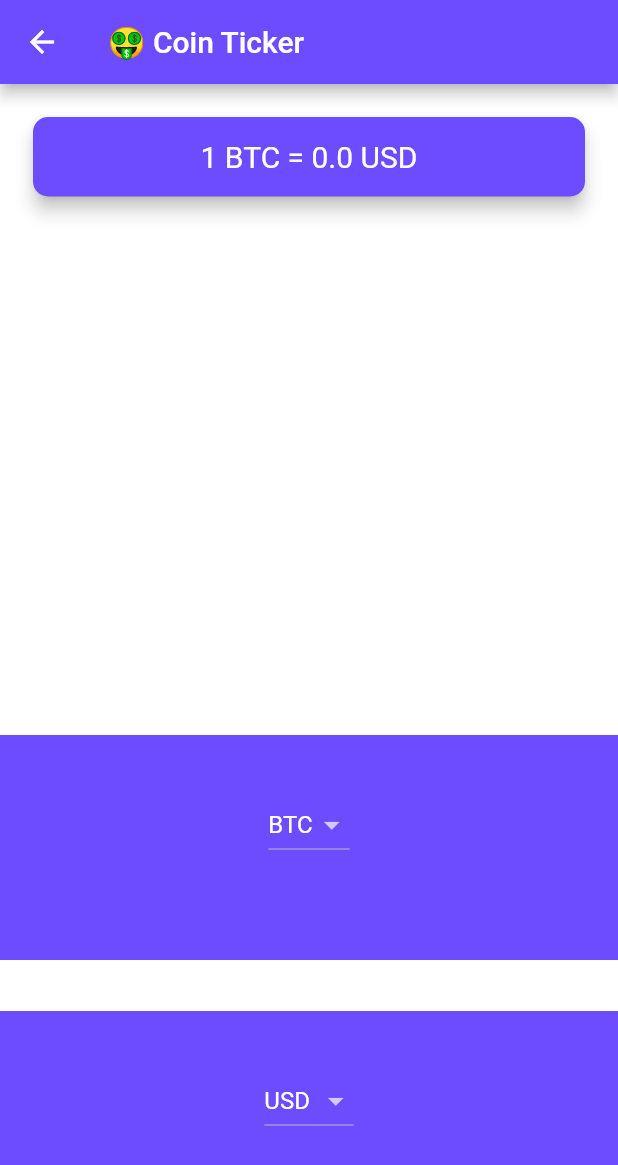
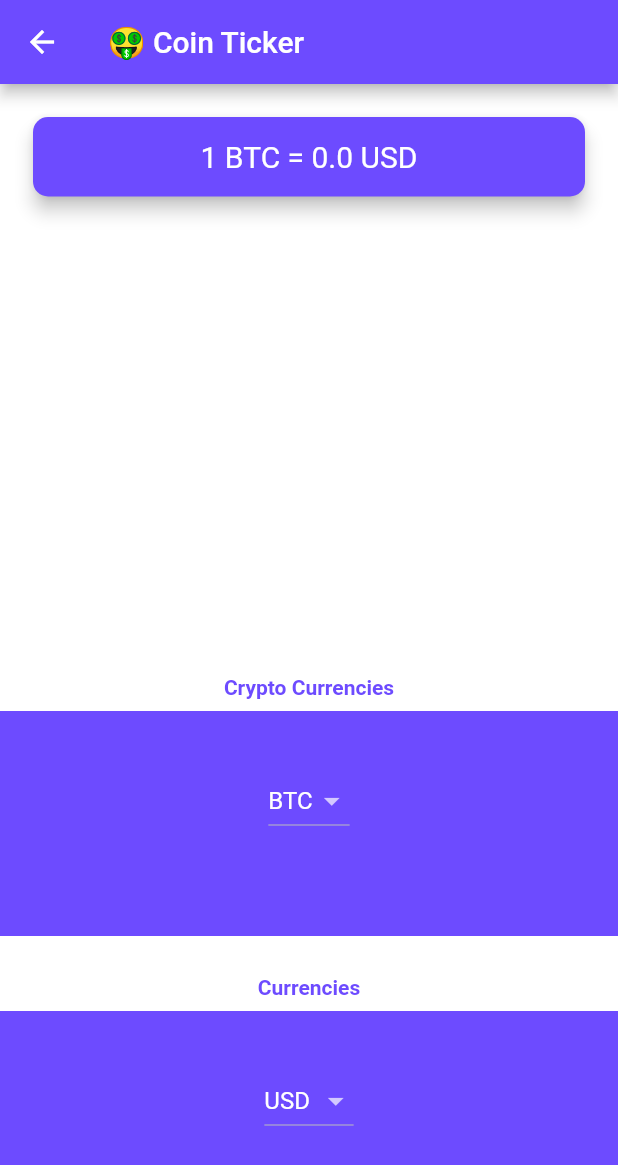
Before and after one commit to Mustafa1993Adnan/bitcoin_tracker, a Flutter app: the PriceScreen screen opened directly, on a phone screen of 412 x 824 dp. Shown: the top 1165 px of the screen. Run offline on Flutter 3.47's test engine with Material 2 defaults, Android fonts, the phone set to English and light mode, and no system bars; our stand-ins replace flutter_spinkit; network calls fail.

Commit message:
First push

```diff
--- /dev/null
+++ b/lib/constants.dart
@@ -0,0 +1,3 @@
+import 'package:flutter/material.dart';
+
+const kPrimaryColor = Color(0xFF6d4bff);
--- a/lib/screens/price_screen.dart
+++ b/lib/screens/price_screen.dart
@@ -1,3 +1,4 @@
+import 'package:bitcoin_tracker/constants.dart';
 import 'package:flutter/cupertino.dart';
 import 'package:flutter/material.dart';
 import '../coin_data.dart';
@@ -145,17 +146,31 @@ class _PriceScreenState extends State<PriceScreen> {
           Column(
             mainAxisAlignment: MainAxisAlignment.spaceBetween,
             children: [
-              Text('Crypto Currencies'),
+              Padding(
+                padding: const EdgeInsets.all(8.0),
+                child: Text(
+                  'Crypto Currencies',
+                  style: TextStyle(
+                      color: kPrimaryColor, fontWeight: FontWeight.bold),
+                ),
+              ),
               Container(
                   height: 150.0,
                   alignment: Alignment.center,
                   padding: EdgeInsets.only(bottom: 30.0),
-                  color: Color(0xFF6d4bff),
+                  color: kPrimaryColor,
                   child: Platform.isIOS ? getIOSCrypto() : getAndroidCrypto()),
               SizedBox(
                 height: 18,
               ),
-              Text('Currencies'),
+              Padding(
+                padding: const EdgeInsets.all(8.0),
+                child: Text(
+                  'Currencies',
+                  style: TextStyle(
+                      color: kPrimaryColor, fontWeight: FontWeight.bold),
+                ),
+              ),
               Container(
                   height: 150.0,
                   alignment: Alignment.center,
```
Also changed, not shown: 1 other file.
